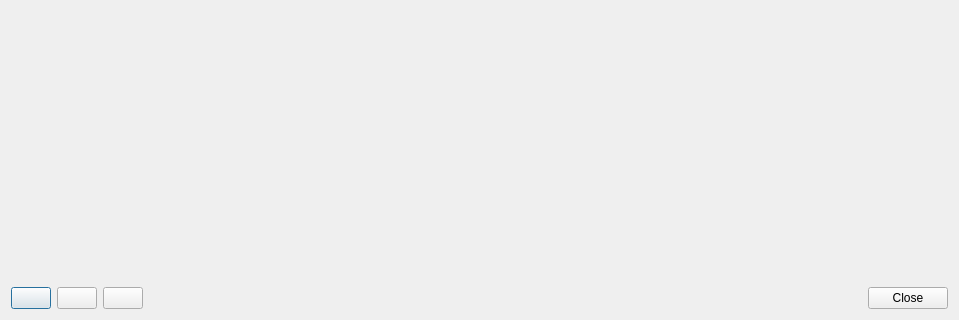
Old version of the form cchartdialog.ui in the repository PavelMr/skytechx; both pictures show x 0 to 959 and y 356 to 676 of the 959 by 676 pixel window.
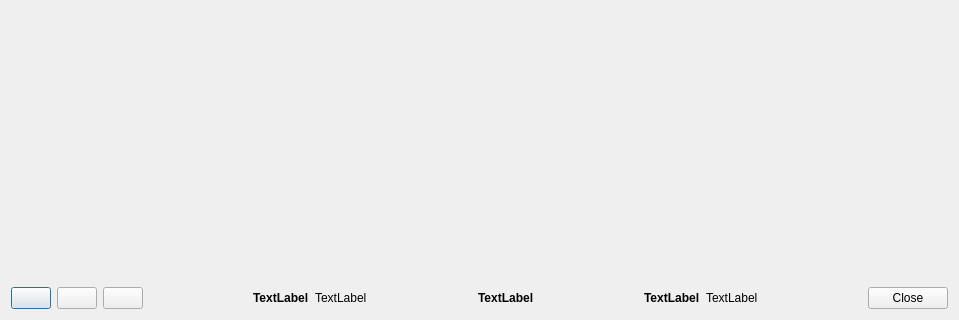
New version of the form. Icons and pictures are not drawn.

What changed in the file:
```diff
--- a/cchartdialog.ui
+++ b/cchartdialog.ui
@@ -80,6 +80,98 @@
        </property>
       </spacer>
      </item>
+     <item>
+      <widget class="QLabel" name="Y1_name">
+       <property name="font">
+        <font>
+         <weight>75</weight>
+         <bold>true</bold>
+        </font>
+       </property>
+       <property name="text">
+        <string>TextLabel</string>
+       </property>
+      </widget>
+     </item>
+     <item>
+      <widget class="QLabel" name="value1">
+       <property name="text">
+        <string>TextLabel</string>
+       </property>
+      </widget>
+     </item>
+     <item>
+      <spacer name="horizontalSpacer_3">
+       <property name="orientation">
+        <enum>Qt::Horizontal</enum>
+       </property>
+       <property name="sizeHint" stdset="0">
+        <size>
+         <width>40</width>
+         <height>20</height>
+        </size>
+       </property>
+      </spacer>
+     </item>
+     <item>
+      <widget class="QLabel" name="Date">
+       <property name="font">
+        <font>
+         <weight>75</weight>
+         <bold>true</bold>
+        </font>
+       </property>
+       <property name="text">
+        <string>TextLabel</string>
+       </property>
+      </widget>
+     </item>
+     <item>
+      <spacer name="horizontalSpacer_4">
+       <property name="orientation">
+        <enum>Qt::Horizontal</enum>
+       </property>
+       <property name="sizeHint" stdset="0">
+        <size>
+         <width>40</width>
+         <height>20</height>
+        </size>
+       </property>
+      </spacer>
+     </item>
+     <item>
+      <widget class="QLabel" name="Y2_name">
+       <property name="font">
+        <font>
+         <weight>75</weight>
+         <bold>true</bold>
+        </font>
+       </property>
+       <property name="text">
+        <string>TextLabel</string>
+       </property>
+      </widget>
+     </item>
+     <item>
+      <widget class="QLabel" name="value2">
+       <property name="text">
+        <string>TextLabel</string>
+       </property>
+      </widget>
+     </item>
+     <item>
+      <spacer name="horizontalSpacer_2">
+       <property name="orientation">
+        <enum>Qt::Horizontal</enum>
+       </property>
+       <property name="sizeHint" stdset="0">
+        <size>
+         <width>40</width>
+         <height>20</height>
+        </size>
+       </property>
+      </spacer>
+     </item>
      <item>
       <widget class="QPushButton" name="pushButton">
        <property name="text">
```
